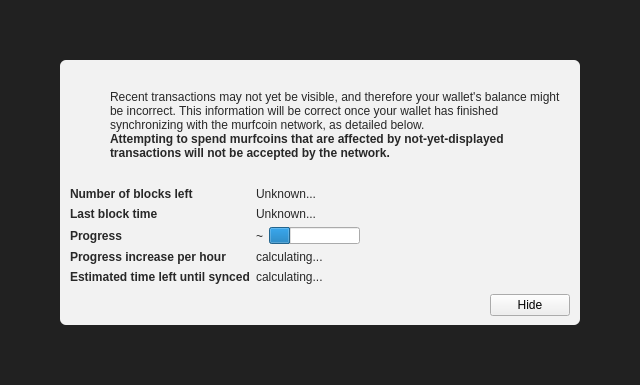
Qt form src/qt/forms/modaloverlay.ui (cryptonexii/murfcoin) before a commit.
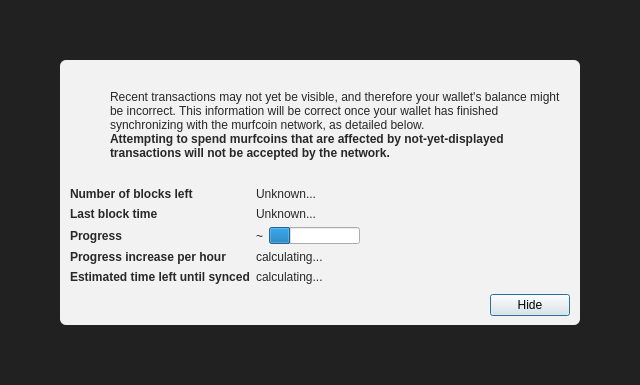
The same form after that commit. Icons and pictures are not drawn. Custom widgets are drawn as their Qt base class.

```diff
--- a/src/qt/forms/modaloverlay.ui
+++ b/src/qt/forms/modaloverlay.ui
@@ -351,6 +351,12 @@
              <property name="text">
               <string>Hide</string>
              </property>
+             <property name="focusPolicy">
+              <enum>Qt::StrongFocus</enum>
+             </property>
+             <property name="default">
+              <bool>true</bool>
+             </property>
             </widget>
            </item>
           </layout>
```
Left out of the diff: 2 changed lines with no effect on the pictures.
